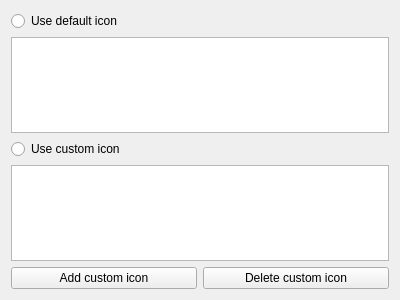
Qt form src/gui/EditWidgetIcons.ui (keepassxreboot/keepassxc) before a commit.
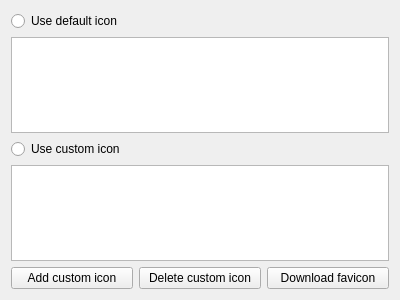
The same form after that commit.

Commit message: Favicon download button.

What changed in the file:
```diff
--- a/src/gui/EditWidgetIcons.ui
+++ b/src/gui/EditWidgetIcons.ui
@@ -91,6 +91,13 @@
        </property>
       </widget>
      </item>
+     <item>
+      <widget class="QPushButton" name="faviconButton">
+       <property name="text">
+        <string>Download favicon</string>
+       </property>
+      </widget>
+     </item>
     </layout>
    </item>
   </layout>
```
The commit also changes 3 other files.
